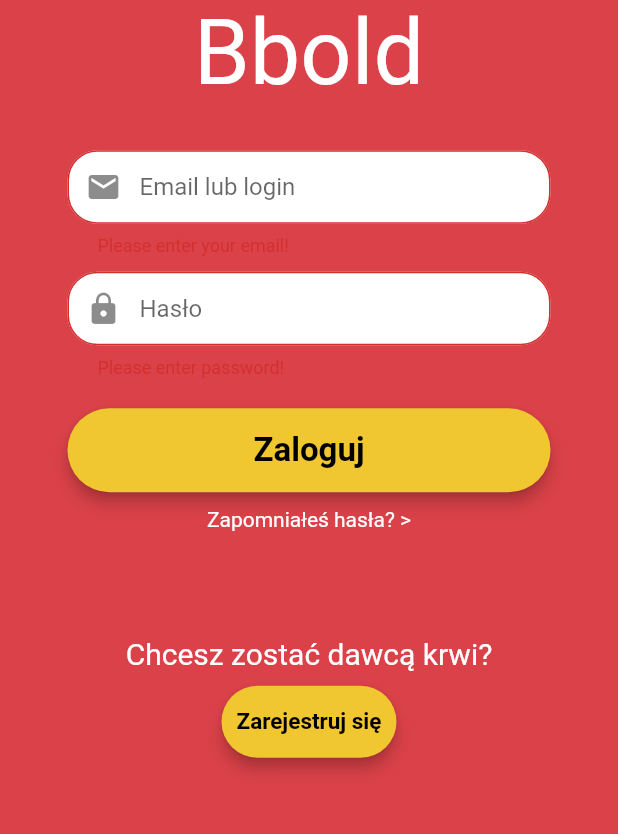
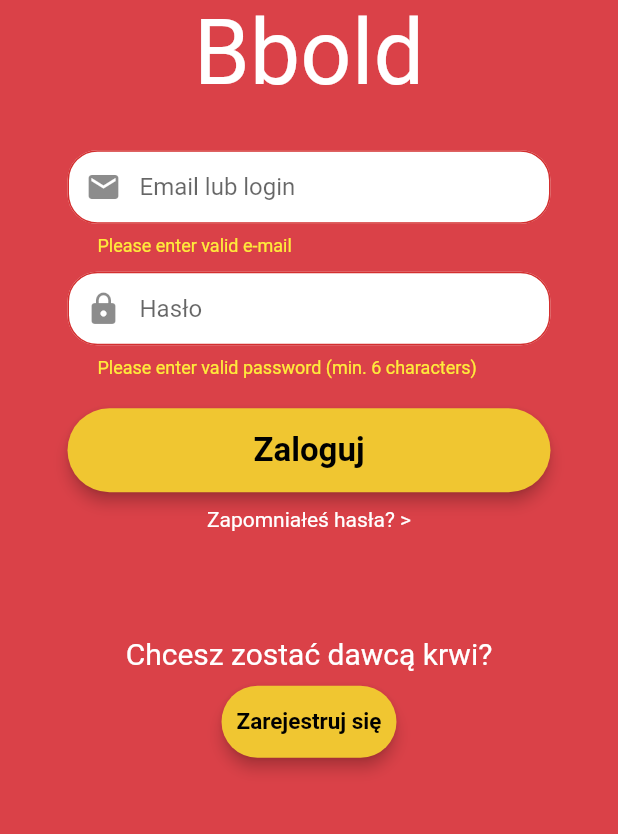
Before and after one commit to r0czak/bblood, a Flutter app: the screen it shows after launch, after a tap on "Zaloguj", on a phone screen of 412 x 824 dp, the part 389-1223 px from its top. Run offline on Flutter 3.47's test engine with Material 2 defaults, Android fonts, the phone set to English and light mode, and no system bars; our stand-ins replace firebase_auth, firebase_core, fluttertoast; accounts and stored records are empty.

Commit message:
Add InputValidationMixin
- Add InputValidationMixin to validate login and registration screen forms
- Add InputValidationMixin to login_page.dart screen and validate form

```diff
--- a/lib/front/login_page.dart
+++ b/lib/front/login_page.dart
@@ -3,6 +3,8 @@ import 'package:bblood/front/registration_page.dart';
 import 'package:firebase_auth/firebase_auth.dart';
 import 'package:flutter/material.dart';
 import 'package:fluttertoast/fluttertoast.dart';
+
+import '../utils/validation.dart';
 
 class LoginScreen extends StatefulWidget {
   const LoginScreen({Key? key}) : super(key: key);
@@ -11,7 +13,7 @@ class LoginScreen extends StatefulWidget {
   _LoginScreenState createState() => _LoginScreenState();
 }
 
-class _LoginScreenState extends State<LoginScreen> {
+class _LoginScreenState extends State<LoginScreen> with InputValidationMixin {
   final _formKey = GlobalKey<FormState>();
 
   // editing text controllers for form fields
@@ -30,18 +32,13 @@ class _LoginScreenState extends State<LoginScreen> {
         //autofocus: false,
         controller: emailController,
         keyboardType: TextInputType.emailAddress,
-        validator: (value) {
-          if (value!.isEmpty) {
-            return ("Please enter your email!");
-          }
-          if (!RegExp("^[a-zA-Z0-9+_.-]+@[a-zA-Z0-9.-]+.[a-z]")
-              .hasMatch(value)) {
-            return ("Please enter valid email");
-          }
-          return null;
+        validator: (email) {
+          if (isEmailValid(email!)) return null;
+          return ('Please enter valid e-mail');
         },
         textInputAction: TextInputAction.next,
         decoration: InputDecoration(
+          errorStyle: const TextStyle(color: Colors.yellow),
           prefixIcon: const Icon(Icons.email),
           contentPadding: const EdgeInsets.fromLTRB(20, 15, 20, 15),
           hintText: "Email lub login",
@@ -56,18 +53,13 @@ class _LoginScreenState extends State<LoginScreen> {
         autofocus: false,
         controller: passwordController,
         obscureText: true,
-        validator: (value) {
-          if (value!.isEmpty) {
-            return ("Please enter password!");
-          }
-          if (!RegExp(r'^.{6,}$').hasMatch(value)) {
-            //Text returnText = new Text("Please enter valid password (min. 6 characters", style: TextStyle(color: Colors.white));
-            return ("Please enter valid password (min. 6 characters)");
-          }
-          return null;
+        validator: (password) {
+          if (isPasswordValid(password!)) return null;
+          return ("Please enter valid password (min. 6 characters)");
         },
         textInputAction: TextInputAction.next,
         decoration: InputDecoration(
+          errorStyle: const TextStyle(color: Colors.yellow),
           prefixIcon: const Icon(Icons.lock),
           contentPadding: const EdgeInsets.fromLTRB(20, 15, 20, 15),
           hintText: "Hasło",
--- /dev/null
+++ b/lib/utils/validation.dart
@@ -0,0 +1,27 @@
+//todo Finish all validation cases and test them
+mixin InputValidationMixin {
+  bool isPasswordValid(String password) {
+    String pattern = r'^.{6,}$';
+    RegExp regex = RegExp(pattern);
+    return regex.hasMatch(password);
+  }
+
+  bool isEmailValid(String email) {
+    String pattern =
+        r'^(([^<>()[\]\\.,;:\s@"]+(\.[^<>()[\]\\.,;:\s@"]+)*)|(".+"))@((\[[0-9]{1,3}\.[0-9]{1,3}\.[0-9]{1,3}\.[0-9]{1,3}\])|(([a-zA-Z\-0-9]+\.)+[a-zA-Z]{2,}))$';
+    RegExp regex = RegExp(pattern);
+    return regex.hasMatch(email) && email.isNotEmpty;
+  }
+
+  bool isNameValid(String name) {
+    String pattern = r"^([a-z]+[,.]?[ ]?|[a-z]+['-]?)+$";
+    RegExp regex = RegExp(pattern);
+    return regex.hasMatch(name) && name.length <= 30;
+  }
+
+  bool isPeselNumberValid(String peselNumber) {
+    String pattern = '[0-9]{4}[0-3]{1}[0-9]{6}';
+    RegExp regex = RegExp(pattern);
+    return regex.hasMatch(peselNumber);
+  }
+}
```
